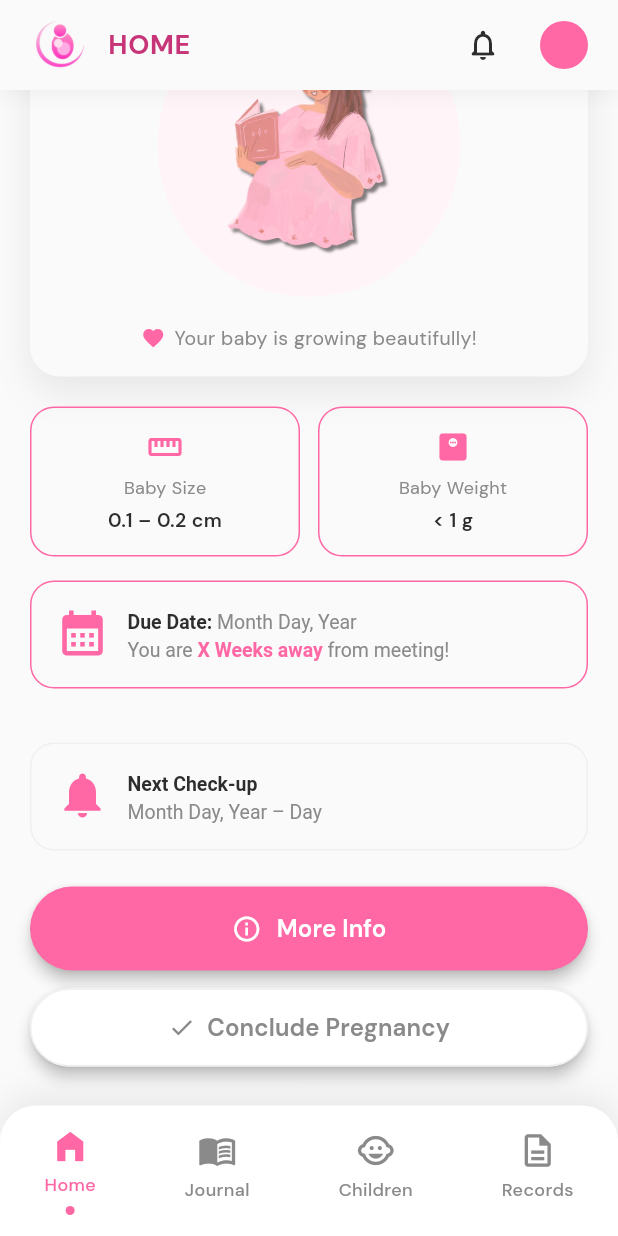
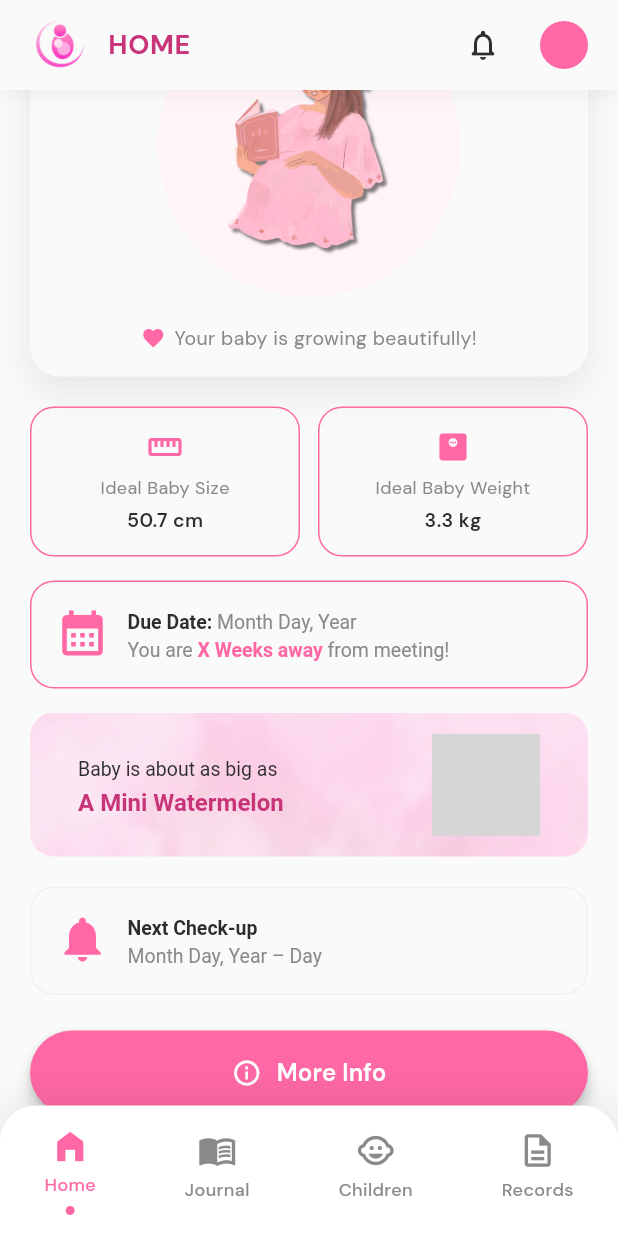
Before and after one commit to ErrolKelvinTolentino/InaAgapayFlutter, a Flutter app: the MotherDashboard screen opened by its route, scrolled down 174 dp, on a phone screen of 412 x 824 dp. Run offline on Flutter 3.47's test engine with Material 3 defaults, Android fonts, the phone set to English and light mode, and no system bars; grey boxes are pictures that could not be loaded.

Commit message:
Baby growth model added
Displays ideal size and weight per week

```diff
--- a/inaagapay_flutter_v1/lib/main.dart
+++ b/inaagapay_flutter_v1/lib/main.dart
@@ -41,7 +41,8 @@ class MyApp extends StatelessWidget {
         '/register': (context) => const MotherRegistrationScreen(),
         '/verify-registration': (context) =>
           const AccountVerificationRegistration(),
-        '/mother-dashboard': (context) => const MotherDashboard(),
+        '/mother-dashboard': (context) => MotherDashboard(),
+
         '/midwife-dashboard': (context) => const MidwifeDashboard(),
         '/admin-dashboard': (context) => const AdminDashboard(),
         '/forgot-password': (context) => const ForgotPasswordScreen(),
--- /dev/null
+++ b/inaagapay_flutter_v1/lib/models/baby_growth_model.dart
@@ -0,0 +1,65 @@
+class BabyGrowth {
+  final String size;   // length (cm)
+  final String weight; // weight (g / kg)
+
+  const BabyGrowth({
+    required this.size,
+    required this.weight,
+  });
+}
+
+/// Ideal / typical baby size & weight per week
+/// Source: aggregated medical references (ACOG, BabyCenter-style averages)
+class BabyGrowthData {
+  static const Map<int, BabyGrowth> byWeek = {
+    1: BabyGrowth(size: '—', weight: '—'),
+    2: BabyGrowth(size: '—', weight: '—'),
+    3: BabyGrowth(size: '—', weight: '—'),
+
+    4: BabyGrowth(size: '0.1 cm', weight: '< 1 g'),
+    5: BabyGrowth(size: '0.2 cm', weight: '< 1 g'),
+    6: BabyGrowth(size: '0.4 cm', weight: '< 1 g'),
+    7: BabyGrowth(size: '1.0 cm', weight: '< 1 g'),
+    8: BabyGrowth(size: '1.6 cm', weight: '1 g'),
+    9: BabyGrowth(size: '2.3 cm', weight: '2 g'),
+    10: BabyGrowth(size: '3.1 cm', weight: '4 g'),
+
+    11: BabyGrowth(size: '4.1 cm', weight: '7 g'),
+    12: BabyGrowth(size: '5.4 cm', weight: '14 g'),
+    13: BabyGrowth(size: '7.4 cm', weight: '23 g'),
+    14: BabyGrowth(size: '8.7 cm', weight: '43 g'),
+    15: BabyGrowth(size: '10.1 cm', weight: '70 g'),
+    16: BabyGrowth(size: '11.6 cm', weight: '100 g'),
+    17: BabyGrowth(size: '13.0 cm', weight: '140 g'),
+    18: BabyGrowth(size: '14.2 cm', weight: '190 g'),
+    19: BabyGrowth(size: '15.3 cm', weight: '240 g'),
+    20: BabyGrowth(size: '16.4 cm', weight: '300 g'),
+
+    21: BabyGrowth(size: '26.7 cm', weight: '360 g'),
+    22: BabyGrowth(size: '27.8 cm', weight: '430 g'),
+    23: BabyGrowth(size: '28.9 cm', weight: '500 g'),
+    24: BabyGrowth(size: '30.0 cm', weight: '600 g'),
+    25: BabyGrowth(size: '34.6 cm', weight: '660 g'),
+    26: BabyGrowth(size: '35.6 cm', weight: '760 g'),
+    27: BabyGrowth(size: '36.6 cm', weight: '875 g'),
+    28: BabyGrowth(size: '37.6 cm', weight: '1 kg'),
+
+    29: BabyGrowth(size: '38.6 cm', weight: '1.2 kg'),
+    30: BabyGrowth(size: '39.9 cm', weight: '1.3 kg'),
+    31: BabyGrowth(size: '41.1 cm', weight: '1.5 kg'),
+    32: BabyGrowth(size: '42.4 cm', weight: '1.7 kg'),
+    33: BabyGrowth(size: '43.7 cm', weight: '1.9 kg'),
+    34: BabyGrowth(size: '45.0 cm', weight: '2.1 kg'),
+    35: BabyGrowth(size: '46.2 cm', weight: '2.4 kg'),
+    36: BabyGrowth(size: '47.4 cm', weight: '2.6 kg'),
+    37: BabyGrowth(size: '48.6 cm', weight: '2.9 kg'),
+    38: BabyGrowth(size: '49.8 cm', weight: '3.1 kg'),
+    39: BabyGrowth(size: '50.7 cm', weight: '3.3 kg'),
+    40: BabyGrowth(size: '51.2 cm', weight: '3.4 kg'),
+  };
+
+  static BabyGrowth getForWeek(int week) {
+    return byWeek[week] ??
+        const BabyGrowth(size: '—', weight: '—');
+  }
+}
--- a/inaagapay_flutter_v1/lib/screens/mother_dashboard.dart
+++ b/inaagapay_flutter_v1/lib/screens/mother_dashboard.dart
@@ -14,14 +14,27 @@ import '../widgets/comparison_card.dart';
 import '../widgets/main_button.dart';
 import '../widgets/secondary_button.dart';
 
+// 🆕 MODEL IMPORT
+import '../models/baby_growth_model.dart';
+
 class MotherDashboard extends StatelessWidget {
   const MotherDashboard({super.key});
+
+  // 🧠 Trimester logic
+  String _getTrimester(int week) {
+    if (week <= 13) return 'First Trimester';
+    if (week <= 27) return 'Second Trimester';
+    return 'Third Trimester';
+  }
 
   @override
   Widget build(BuildContext context) {
     // 🔧 TEMP HARD-CODED DATA (backend later)
-    const int week = 3;
-    const String trimester = 'First Trimester';
+    const int week = 39;
+    final String trimester = _getTrimester(week);
+
+    // 🧠 IDEAL BABY DATA (size + weight)
+    final babyGrowth = BabyGrowthData.getForWeek(week);
 
     return Scaffold(
       backgroundColor: AppColors.bgPrimary,
@@ -70,7 +83,7 @@ class MotherDashboard extends StatelessWidget {
               const SizedBox(height: 20),
 
               // 🧸 HERO CARD
-              const HeroCard(
+              HeroCard(
                 imagePath: 'assets/images/pregnant1.png',
                 message: 'Your baby is growing beautifully!',
                 week: week,
@@ -81,17 +94,17 @@ class MotherDashboard extends StatelessWidget {
 
               // 📦 Baby stats
               Row(
-                children: const [
+                children: [
                   SmallInfoBox(
                     icon: Icons.straighten,
-                    title: 'Baby Size',
-                    value: '0.1 – 0.2 cm',
+                    title: 'Ideal Baby Size',
+                    value: babyGrowth.size,
                   ),
-                  SizedBox(width: 12),
+                  const SizedBox(width: 12),
                   SmallInfoBox(
                     icon: Icons.monitor_weight,
-                    title: 'Baby Weight',
-                    value: '< 1 g',
+                    title: 'Ideal Baby Weight',
+                    value: babyGrowth.weight,
                   ),
                 ],
               ),
@@ -101,7 +114,7 @@ class MotherDashboard extends StatelessWidget {
               // 📅 Due date
               const LongInfoBox(
                 icon: Icons.calendar_month,
-  text: const [
+                text: [
                   TextSpan(
                     text: 'Due Date: ',
                     style: TextStyle(
@@ -111,15 +124,11 @@ class MotherDashboard extends StatelessWidget {
                   ),
                   TextSpan(
                     text: 'Month Day, Year\n',
-      style: TextStyle(
-        color: AppColors.textSecondary,
-      ),
+                    style: TextStyle(color: AppColors.textSecondary),
                   ),
                   TextSpan(
                     text: 'You are ',
-      style: TextStyle(
-        color: AppColors.textSecondary,
-      ),
+                    style: TextStyle(color: AppColors.textSecondary),
                   ),
                   TextSpan(
                     text: 'X Weeks away',
@@ -130,19 +139,15 @@ class MotherDashboard extends StatelessWidget {
                   ),
                   TextSpan(
                     text: ' from meeting!',
-      style: TextStyle(
-        color: AppColors.textSecondary,
-      ),
+                    style: TextStyle(color: AppColors.textSecondary),
                   ),
                 ],
               ),
 
-
               const SizedBox(height: 16),
 
               // 🫐 Comparison
-              const ComparisonCard(week: week),
-
+              ComparisonCard(week: week),
 
               const SizedBox(height: 20),
 
@@ -151,7 +156,7 @@ class MotherDashboard extends StatelessWidget {
                 icon: Icons.notifications,
                 borderColor: AppColors.borderPrimary,
                 iconColor: AppColors.brandPrimary,
-  text: const [
+                text: [
                   TextSpan(
                     text: 'Next Check-up\n',
                     style: TextStyle(
@@ -161,23 +166,20 @@ class MotherDashboard extends StatelessWidget {
                   ),
                   TextSpan(
                     text: 'Month Day, Year – Day',
-      style: TextStyle(
-        color: AppColors.textSecondary,
-      ),
+                    style: TextStyle(color: AppColors.textSecondary),
                   ),
                 ],
               ),
 
-
               const SizedBox(height: 24),
 
-              // 🔘 Actions (USING DESIGN SYSTEM BUTTONS)
+              // 🔘 Actions
               MainButton(
                 label: 'More Info',
                 showIcons: true,
                 leadingIcon: Icons.info_outline,
                 onPressed: () {
-                  // TODO: navigate to more info
+                  // TODO
                 },
               ),
 
@@ -202,7 +204,7 @@ class MotherDashboard extends StatelessWidget {
       bottomNavigationBar: MainBottomNavigation(
         currentIndex: 0,
         onTap: (index) {
-          // TODO: handle navigation
+          // TODO
         },
       ),
     );
--- a/inaagapay_flutter_v1/lib/widgets/comparison_card.dart
+++ b/inaagapay_flutter_v1/lib/widgets/comparison_card.dart
@@ -9,54 +9,73 @@ class ComparisonCard extends StatelessWidget {
     required this.week,
   });
 
-  // 🧠 CENTRALIZED DATA SOURCE (easy to edit later)
+  // 🧠 CENTRALIZED DATA SOURCE
   static const Map<int, Map<String, String>> _comparisonData = {
-    4:  {'label': 'Your baby is as small as', 'name': 'A Rice Grain', 'image': 'rice.png'},
-    5:  {'label': 'Your baby is about as big as', 'name': 'A Green Pea', 'image': 'pea.png'},
-    6:  {'label': 'Your baby is about as big as', 'name': 'A Coffee Bean', 'image': 'coffee.png'},
-    7:  {'label': 'Your baby is now as big as', 'name': 'A Blueberry', 'image': 'blueberry.png'},
-    8:  {'label': 'Your baby is now as big as', 'name': 'A Raspberry', 'image': 'raspberry.png'},
-    9:  {'label': 'Your baby is now as big as', 'name': 'A Cherry', 'image': 'cherry.png'},
-    10: {'label': 'Your baby is now as big as', 'name': 'A Strawberry', 'image': 'strawberry.png'},
-    11: {'label': 'Your baby is about as big as', 'name': 'A Lime', 'image': 'lime.png'},
-    12: {'label': 'Your baby is about as big as', 'name': 'A Plum', 'image': 'plum.png'},
-    13: {'label': 'Your baby is about as big as', 'name': 'A Lemon', 'image': 'lemon.png'},
-    14: {'label': 'Your baby is about as big as', 'name': 'A Peach', 'image': 'peach.png'},
-    15: {'label': 'Your baby is about as big as', 'name': 'An Apple', 'image': 'apple.png'},
-    16: {'label': 'Your baby is about as big as', 'name': 'An Avocado', 'image': 'avocado.png'},
-    17: {'label': 'Your baby is about as big as', 'name': 'A Pear', 'image': 'pear.png'},
-    18: {'label': 'Your baby is about as big as', 'name': 'A Bell Pepper', 'image': 'pepper.png'},
-    19: {'label': 'Your baby is about as big as', 'name': 'A Mango', 'image': 'mango.png'},
-    20: {'label': 'Your baby is about as big as', 'name': 'A Banana', 'image': 'banana.png'},
-    21: {'label': 'Your baby is about as big as', 'name': 'A Carrot', 'image': 'carrot.png'},
-    22: {'label': 'Your baby is about as big as', 'name': 'An Orange', 'image': 'orange.png'},
-    23: {'label': 'Your baby is about as big as', 'name': 'A Pomelo', 'image': 'pomelo.png'},
-    24: {'label': 'Your baby is about as big as', 'name': 'An Ear of Corn', 'image': 'corn.png'},
-    25: {'label': 'Your baby is about as big as', 'name': 'A Cucumber', 'image': 'cucumber.png'},
-    26: {'label': 'Your baby is about as big as', 'name': 'An Eggplant', 'image': 'eggplant.png'},
-    27: {'label': 'Your baby is about as big as', 'name': 'A Cauliflower', 'image': 'cauliflower.png'},
-    28: {'label': 'Your baby is about as big as', 'name': 'A Large Carrot', 'image': 'largecarrot.png'},
-    29: {'label': 'Your baby is about as big as', 'name': 'A Sweet Potato', 'image': 'potato.png'},
-    30: {'label': 'Your baby is about as big as', 'name': 'A Cabbage', 'image': 'cabbage.png'},
-    31: {'label': 'Your baby is about as big as', 'name': 'A Coconut', 'image': 'coconut.png'},
-    32: {'label': 'Your baby is about as big as', 'name': 'A Large White Onion', 'image': 'onion.png'},
-    33: {'label': 'Your baby is about as big as', 'name': 'A Pineapple', 'image': 'pineapple.png'},
-    34: {'label': 'Your baby is about as big as', 'name': 'A Melon', 'image': 'melon.png'},
-    35: {'label': 'Your baby is about as big as', 'name': 'A Large Melon', 'image': 'melon.png'},
-    36: {'label': 'Your baby is about as big as', 'name': 'A Kabocha Squash', 'image': 'kabocha.png'},
-    37: {'label': 'Your baby is about as big as', 'name': 'A Taro (Gabi)', 'image': 'taro.png'},
-    38: {'label': 'Your baby is about as big as', 'name': 'A Beetroot', 'image': 'beetroot.png'},
-    39: {'label': 'Your baby is about as big as', 'name': 'A Mini Watermelon', 'image': 'watermelon.png'},
-    40: {'label': 'Your baby is about as big as', 'name': 'A Small Pumpkin', 'image': 'pumpkin.png'},
+    // 🌱 Early weeks (same styling, same layout)
+    1: {
+      'label': 'Baby will soon be as small as',
+      'name': 'A Rice Grain',
+      'image': 'rice.png',
+    },
+    2: {
+      'label': 'Baby will soon be as small as',
+      'name': 'A Rice Grain',
+      'image': 'rice.png',
+    },
+    3: {
+      'label': 'Baby will soon be as small as',
+      'name': 'A Rice Grain',
+      'image': 'rice.png',
+    },
+    4: {
+      'label': 'Baby is as small as',
+      'name': 'A Rice Grain',
+      'image': 'rice.png',
+    },
+
+    // 🌸 Growing weeks
+    5:  {'label': 'Baby is about as big as', 'name': 'A Green Pea', 'image': 'pea.png'},
+    6:  {'label': 'Baby is about as big as', 'name': 'A Coffee Bean', 'image': 'coffee.png'},
+    7:  {'label': 'Baby is now as big as',   'name': 'A Blueberry', 'image': 'blueberry.png'},
+    8:  {'label': 'Baby is now as big as',   'name': 'A Raspberry', 'image': 'raspberry.png'},
+    9:  {'label': 'Baby is now as big as',   'name': 'A Cherry', 'image': 'cherry.png'},
+    10: {'label': 'Baby is now as big as',   'name': 'A Strawberry', 'image': 'strawberry.png'},
+    11: {'label': 'Baby is about as big as', 'name': 'A Lime', 'image': 'lime.png'},
+    12: {'label': 'Baby is about as big as', 'name': 'A Plum', 'image': 'plum.png'},
+    13: {'label': 'Baby is about as big as', 'name': 'A Lemon', 'image': 'lemon.png'},
+    14: {'label': 'Baby is about as big as', 'name': 'A Peach', 'image': 'peach.png'},
+    15: {'label': 'Baby is about as big as', 'name': 'An Apple', 'image': 'apple.png'},
+    16: {'label': 'Baby is about as big as', 'name': 'An Avocado', 'image': 'avocado.png'},
+    17: {'label': 'Baby is about as big as', 'name': 'A Pear', 'image': 'pear.png'},
+    18: {'label': 'Baby is about as big as', 'name': 'A Bell Pepper', 'image': 'pepper.png'},
+    19: {'label': 'Baby is about as big as', 'name': 'A Mango', 'image': 'mango.png'},
+    20: {'label': 'Baby is about as big as', 'name': 'A Banana', 'image': 'banana.png'},
+    21: {'label': 'Baby is about as big as', 'name': 'A Carrot', 'image': 'carrot.png'},
+    22: {'label': 'Baby is about as big as', 'name': 'An Orange', 'image': 'orange.png'},
+    23: {'label': 'Baby is about as big as', 'name': 'A Pomelo', 'image': 'pomelo.png'},
+    24: {'label': 'Baby is about as big as', 'name': 'An Ear of Corn', 'image': 'corn.png'},
+    25: {'label': 'Baby is about as big as', 'name': 'A Cucumber', 'image': 'cucumber.png'},
+    26: {'label': 'Baby is about as big as', 'name': 'An Eggplant', 'image': 'eggplant.png'},
+    27: {'label': 'Baby is about as big as', 'name': 'A Cauliflower', 'image': 'cauliflower.png'},
+    28: {'label': 'Baby is about as big as', 'name': 'A Large Carrot', 'image': 'largecarrot.png'},
+    29: {'label': 'Baby is about as big as', 'name': 'A Sweet Potato', 'image': 'potato.png'},
+    30: {'label': 'Baby is about as big as', 'name': 'A Cabbage', 'image': 'cabbage.png'},
+    31: {'label': 'Baby is about as big as', 'name': 'A Coconut', 'image': 'coconut.png'},
+    32: {'label': 'Baby is about as big as', 'name': 'A Large White Onion', 'image': 'onion.png'},
+    33: {'label': 'Baby is about as big as', 'name': 'A Pineapple', 'image': 'pineapple.png'},
+    34: {'label': 'Baby is about as big as', 'name': 'A Melon', 'image': 'melon.png'},
+    35: {'label': 'Baby is about as big as', 'name': 'A Large Melon', 'image': 'melon.png'},
+    36: {'label': 'Baby is about as big as', 'name': 'A Kabocha Squash', 'image': 'kabocha.png'},
+    37: {'label': 'Baby is about as big as', 'name': 'A Taro (Gabi)', 'image': 'taro.png'},
+    38: {'label': 'Baby is about as big as', 'name': 'A Beetroot', 'image': 'beetroot.png'},
+    39: {'label': 'Baby is about as big as', 'name': 'A Mini Watermelon', 'image': 'watermelon.png'},
+    40: {'label': 'Baby is about as big as', 'name': 'A Small Pumpkin', 'image': 'pumpkin.png'},
   };
 
   @override
   Widget build(BuildContext context) {
     final data = _comparisonData[week];
-
-    if (data == null) {
-      return const SizedBox.shrink(); // safety fallback
-    }
+    if (data == null) return const SizedBox.shrink();
 
     return Container(
       height: 96,
@@ -72,7 +91,6 @@ class ComparisonCard extends StatelessWidget {
         padding: const EdgeInsets.symmetric(horizontal: 32, vertical: 14),
         child: Row(
           children: [
-            // 📝 Text
             Expanded(
               child: RichText(
                 text: TextSpan(
@@ -98,15 +116,12 @@ class ComparisonCard extends StatelessWidget {
                 ),
               ),
             ),
-
             const SizedBox(width: 16),
-
-            // 🫐 Image
             Image.asset(
               'assets/images/${data['image']}',
-              height: 72,
+              height: 80,
               width: 72,
-              fit: BoxFit.contain,
+              fit: BoxFit.fitHeight,
             ),
           ],
         ),
```
Lines whose indentation alone changed are shown as unchanged.
